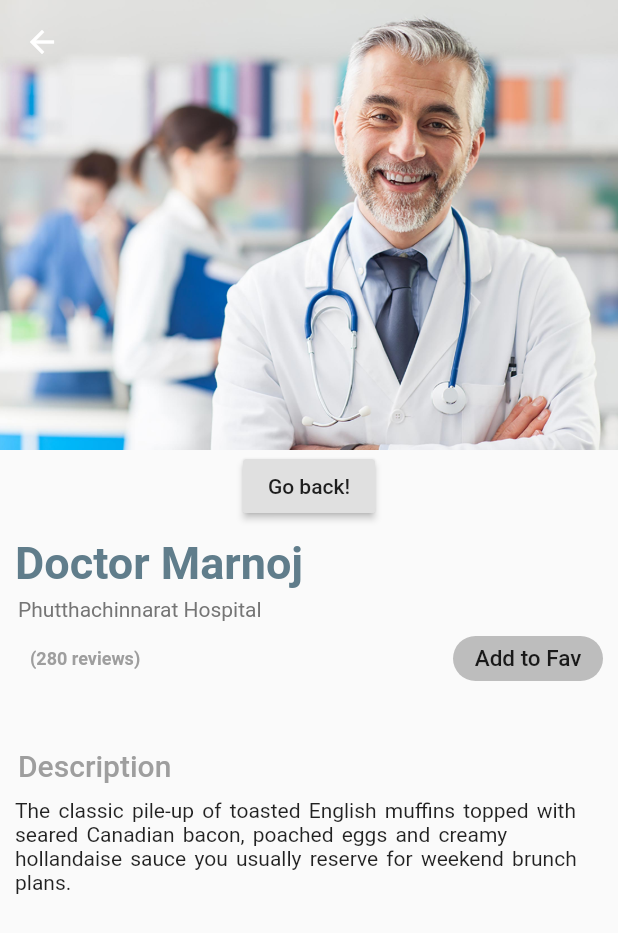
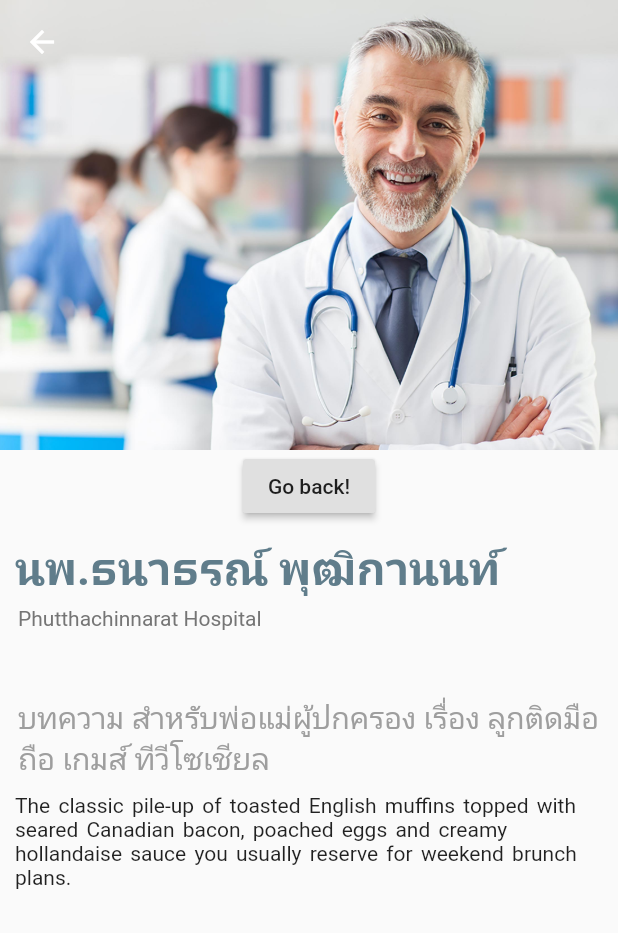
Before and after one commit to riwkidnapper/Nuxyoung_app, a Flutter app: the FoodScreen screen opened directly, on a phone screen of 412 x 824 dp. Shown: the top 933 px of the screen. Run offline on Flutter 3.47's test engine with Material 2 defaults, Android fonts, the phone set to English and light mode, and no system bars; our stand-ins replace cached_network_image, cloud_firestore, file_picker, firebase_auth, firebase_database, flutter_form_builder and 2 more; missing offline and left inert: date_utils, flutter_pdfview, scrolling_years_calendar, simple_gesture_detector; accounts and stored records are empty; network calls fail; statements that could not run were skipped.

Commit message:
update doc_detail , nutmai

```diff
--- a/lib/Pages/layout/article.dart
+++ b/lib/Pages/layout/article.dart
@@ -1,5 +1,5 @@
 import 'package:flutter/material.dart';
-import 'package:nuxyoung/Pages/pop_up_item/food_details.dart';
+import 'package:nuxyoung/Pages/pop_up_item/doc_details.dart';
 
 class Article extends StatefulWidget {
   @override
--- /dev/null
+++ b/lib/Pages/pop_up_item/doc_details.dart
@@ -0,0 +1,221 @@
+import 'dart:ui';
+import 'dart:io';
+import 'package:flutter/services.dart';
+import 'package:flutter/cupertino.dart';
+import 'package:flutter/material.dart';
+import 'package:path_provider/path_provider.dart';
+import 'package:flutter_pdfview/flutter_pdfview.dart';
+import 'package:http/http.dart' as http;
+
+
+class FoodScreen extends StatefulWidget {
+  @override
+  State<StatefulWidget> createState() {
+    return _MyPageState();
+  }
+}
+
+class _MyPageState extends State<FoodScreen> {
+  String assetPDFPath = "";
+  String urlPDFPath = "";
+  String descriptionText =
+      "The classic pile-up of toasted English muffins topped with seared Canadian bacon, "
+      "poached eggs and creamy hollandaise sauce you usually reserve for weekend brunch plans.";
+    @override
+  void initState() {
+    super.initState();
+
+    getFileFromAsset("assets/mypdf.pdf").then((f) {
+      setState(() {
+        assetPDFPath = f.path;
+        print(assetPDFPath);
+      });
+    });
+
+    getFileFromUrl("http://www.pdf995.com/samples/pdf.pdf").then((f) {
+      setState(() {
+        urlPDFPath = f.path;
+        print(urlPDFPath);
+      });
+    });
+  }
+    Future<File> getFileFromAsset(String asset) async {
+    try {
+      var data = await rootBundle.load(asset);
+      var bytes = data.buffer.asUint8List();
+      var dir = await getApplicationDocumentsDirectory();
+      File file = File("${dir.path}/mypdf.pdf");
+
+      File assetFile = await file.writeAsBytes(bytes);
+      return assetFile;
+    } catch (e) {
+      throw Exception("Error opening asset file");
+    }
+  }
+    Future<File> getFileFromUrl(String url) async {
+    try {
+      var data = await http.get(url);
+      var bytes = data.bodyBytes;
+      var dir = await getApplicationDocumentsDirectory();
+      File file = File("${dir.path}/mypdfonline.pdf");
+
+      File urlFile = await file.writeAsBytes(bytes);
+      return urlFile;
+    } catch (e) {
+      throw Exception("Error opening url file");
+    }
+  }
+
+  //************************************************************************************************************* */
+
+  @override
+  Widget build(BuildContext context) {
+    return Scaffold(
+        /*appBar: AppBar(
+          title: Text("Second Route"),
+        ),*/
+        body: NestedScrollView(
+            headerSliverBuilder:
+                (BuildContext context, bool innerBoxIsScrolled) {
+              return <Widget>[
+                SliverAppBar(
+                  automaticallyImplyLeading: true,
+                  backgroundColor: Colors.transparent,
+                  expandedHeight: 300.0,
+                  floating: false,
+                  pinned: true,
+                  flexibleSpace: FlexibleSpaceBar(
+                      centerTitle: true,
+                      collapseMode: CollapseMode.pin,
+                      background: Image.asset(
+                        'assets/images/a.jpg',
+                        fit: BoxFit.cover,
+                      )),
+                ),
+              ];
+            },
+            body: Column(
+              children: <Widget>[
+                RaisedButton(
+                onPressed: () {
+                  Navigator.pop(context);
+                },
+                child: Text('Go back!'),
+              ),
+                SizedBox(height: 10.0),
+                new Row(
+                    mainAxisAlignment: MainAxisAlignment.spaceBetween,
+                    children: [
+                      Padding(
+                          padding: EdgeInsets.only(
+                            left: 10.0,
+                          ),
+                          child: new Text(
+                            "นพ.ธนาธรณ์ พุฒิกานนท์",
+                            style: TextStyle(
+                                fontWeight: FontWeight.w700,
+                                fontSize: 30.0,
+                                color: Colors.blueGrey),
+                          )),
+                      Padding(
+                          padding: EdgeInsets.only(
+                            right: 12.0,
+                          ),
+                          child: new Text("",
+                              style: TextStyle(
+                                  fontWeight: FontWeight.w700,
+                                  fontSize: 12.0,
+                                  color: Colors.grey)))
+                    ]),
+                SizedBox(height: 5.0),
+                Align(
+                  alignment: Alignment.centerLeft,
+                  child: Padding(
+                      padding: EdgeInsets.only(left: 12.0),
+                      child: Text(
+                        "Phutthachinnarat Hospital",
+                        style: TextStyle(color: Colors.grey[600]),
+                      )),
+                ),
+                //SizedBox(height: 10),
+                // new Row(
+                //     mainAxisAlignment: MainAxisAlignment.spaceBetween,
+                //     children: [
+                //       new Row(children: <Widget>[
+                //         Padding(
+                //             padding: EdgeInsets.only(
+                //               left: 10.0,
+                //             ),
+                //            /* child: new StarRating(
+                //               size: 15.0,
+                //               rating: 3,
+                //               color: Colors.orange,
+                //               borderColor: Colors.grey,
+                //               starCount: 5,
+                //             )*/),
+                //         // Padding(
+                //         //     padding: EdgeInsets.only(
+                //         //       left: 10.0,
+                //         //       right: 10.0,
+                //         //     ),
+                //         //     child: new Text("(280 reviews)",
+                //         //         style: TextStyle(
+                //         //             fontWeight: FontWeight.w700,
+                //         //             fontSize: 12.0,
+                //         //             color: Colors.grey))),
+                //       ]),
+                //       Padding(
+                //           padding: EdgeInsets.only(
+                //             right: 10.0,
+                //           ),
+                //           child: InkWell(
+                //               child: new Container(
+                //             width: 100.0,
+                //             height: 30.0,
+                //             decoration: new BoxDecoration(
+                //               color: Colors.grey[400],
+                //               borderRadius: new BorderRadius.circular(25.0),
+                //             ),
+                //             child: new Center(
+                //               child: new Text(
+                //                 'Add to Fav',
+                //                 style: new TextStyle(
+                //                     fontSize: 15.0,
+                //                     color: Colors.grey[555],
+                //                     fontWeight: FontWeight.w500),
+                //               ),
+                //             ),
+                //           )))
+                //     ]),
+                SizedBox(
+                  height: 20.0,
+                ),
+                SizedBox(height: 25.0),
+                Align(
+                  alignment: Alignment.centerLeft,
+                  child: Padding(
+                      padding: EdgeInsets.only(left: 12.0),
+                      child: Text(
+                        "บทความ สำหรับพ่อแม่ผู้ปกครอง เรื่อง ลูกติดมือถือ เกมส์ ทีวีโซเชียล",
+                        style: TextStyle(
+                            fontSize: 20.0,
+                            fontWeight: FontWeight.w500,
+                            color: Colors.grey),
+                      )),
+                ),
+                SizedBox(
+                  height: 10.0,
+                ),
+                Padding(
+                  padding: EdgeInsets.only(left: 10.0),
+                  child: Text(
+                    descriptionText,
+                    style: TextStyle(
+                        wordSpacing: 2.0,
+                        textBaseline: TextBaseline.alphabetic),
+                  ),
+                )
+              ],
+            )));
+  }
+}
--- a/lib/Pages/pop_up_item/food_details.dart
+++ /dev/null
@@ -1,169 +0,0 @@
-import 'dart:ui';
-
-import 'package:flutter/cupertino.dart';
-import 'package:flutter/material.dart';
-
-
-class FoodScreen extends StatefulWidget {
-  @override
-  State<StatefulWidget> createState() {
-    return _MyPageState();
-  }
-}
-
-class _MyPageState extends State<FoodScreen> {
-  String descriptionText =
-      "The classic pile-up of toasted English muffins topped with seared Canadian bacon, "
-      "poached eggs and creamy hollandaise sauce you usually reserve for weekend brunch plans.";
-
-  @override
-  Widget build(BuildContext context) {
-    return Scaffold(
-        /*appBar: AppBar(
-          title: Text("Second Route"),
-        ),*/
-        body: NestedScrollView(
-            headerSliverBuilder:
-                (BuildContext context, bool innerBoxIsScrolled) {
-              return <Widget>[
-                SliverAppBar(
-                  automaticallyImplyLeading: true,
-                  backgroundColor: Colors.transparent,
-                  expandedHeight: 300.0,
-                  floating: false,
-                  pinned: true,
-                  flexibleSpace: FlexibleSpaceBar(
-                      centerTitle: true,
-                      collapseMode: CollapseMode.pin,
-                      background: Image.asset(
-                        'assets/images/a.jpg',
-                        fit: BoxFit.cover,
-                      )),
-                ),
-              ];
-            },
-            body: Column(
-              children: <Widget>[
-                RaisedButton(
-                onPressed: () {
-                  Navigator.pop(context);
-                },
-                child: Text('Go back!'),
-              ),
-                SizedBox(height: 10.0),
-                new Row(
-                    mainAxisAlignment: MainAxisAlignment.spaceBetween,
-                    children: [
-                      Padding(
-                          padding: EdgeInsets.only(
-                            left: 10.0,
-                          ),
-                          child: new Text(
-                            "Doctor Marnoj",
-                            style: TextStyle(
-                                fontWeight: FontWeight.w700,
-                                fontSize: 30.0,
-                                color: Colors.blueGrey),
-                          )),
-                      Padding(
-                          padding: EdgeInsets.only(
-                            right: 12.0,
-                          ),
-                          child: new Text("",
-                              style: TextStyle(
-                                  fontWeight: FontWeight.w700,
-                                  fontSize: 12.0,
-                                  color: Colors.grey)))
-                    ]),
-                SizedBox(height: 5.0),
-                Align(
-                  alignment: Alignment.centerLeft,
-                  child: Padding(
-                      padding: EdgeInsets.only(left: 12.0),
-                      child: Text(
-                        "Phutthachinnarat Hospital",
-                        style: TextStyle(color: Colors.grey[600]),
-                      )),
-                ),
-                SizedBox(height: 10),
-                new Row(
-                    mainAxisAlignment: MainAxisAlignment.spaceBetween,
-                    children: [
-                      new Row(children: <Widget>[
-                        Padding(
-                            padding: EdgeInsets.only(
-                              left: 10.0,
-                            ),
-                           /* child: new StarRating(
-                              size: 15.0,
-                              rating: 3,
-                              color: Colors.orange,
-                              borderColor: Colors.grey,
-                              starCount: 5,
-                            )*/),
-                        Padding(
-                            padding: EdgeInsets.only(
-                              left: 10.0,
-                              right: 10.0,
-                            ),
-                            child: new Text("(280 reviews)",
-                                style: TextStyle(
-                                    fontWeight: FontWeight.w700,
-                                    fontSize: 12.0,
-                                    color: Colors.grey))),
-                      ]),
-                      Padding(
-                          padding: EdgeInsets.only(
-                            right: 10.0,
-                          ),
-                          child: InkWell(
-                              child: new Container(
-                            width: 100.0,
-                            height: 30.0,
-                            decoration: new BoxDecoration(
-                              color: Colors.grey[400],
-                              borderRadius: new BorderRadius.circular(25.0),
-                            ),
-                            child: new Center(
-                              child: new Text(
-                                'Add to Fav',
-                                style: new TextStyle(
-                                    fontSize: 15.0,
-                                    color: Colors.grey[555],
-                                    fontWeight: FontWeight.w500),
-                              ),
-                            ),
-                          )))
-                    ]),
-                SizedBox(
-                  height: 20.0,
-                ),
-                SizedBox(height: 25.0),
-                Align(
-                  alignment: Alignment.centerLeft,
-                  child: Padding(
-                      padding: EdgeInsets.only(left: 12.0),
-                      child: Text(
-                        "Description",
-                        style: TextStyle(
-                            fontSize: 20.0,
-                            fontWeight: FontWeight.w500,
-                            color: Colors.grey),
-                      )),
-                ),
-                SizedBox(
-                  height: 10.0,
-                ),
-                Padding(
-                  padding: EdgeInsets.only(left: 10.0),
-                  child: Text(
-                    descriptionText,
-                    style: TextStyle(
-                        wordSpacing: 2.0,
-                        textBaseline: TextBaseline.alphabetic),
-                  ),
-                )
-              ],
-            )));
-  }
-}
--- a/lib/Tebbar/bomtombar.dart
+++ b/lib/Tebbar/bomtombar.dart
@@ -2,7 +2,7 @@ import 'package:firebase_auth/firebase_auth.dart';
 import 'package:flutter/material.dart';
 import 'package:vector_math/vector_math.dart' as vector;
 import 'package:nuxyoung/Pages/homepage.dart';
-import 'package:nuxyoung/Pages/Pages2.dart';
+import 'package:nuxyoung/Pages/nutmai.dart';
 import 'package:nuxyoung/Pages/medicalBudhosp_page.dart';
 import 'package:nuxyoung/Pages/me.dart';
 
--- a/pubspec.yaml
+++ b/pubspec.yaml
@@ -26,6 +26,7 @@ dependencies:
   # The following adds the Cupertino Icons font to your application.
   # Use with the CupertinoIcons class for iOS style icons.
   cupertino_icons: ^0.1.2
+  flutter_pdfview: ^1.0.0+4
   firebase_auth:
   firebase_core:
   cached_network_image: ^1.1.1
@@ -69,6 +70,7 @@ flutter:
     - assets/images/doc_231.jpg
     - assets/images/profiledoc.png
     - assets/images/555.jpg
+    - assets/images/p2.jpg
     # An image asset can refer to one or more resolution-specific "variants", see
     # https://flutter.dev/assets-and-images/#resolution-aware.
     # For details regarding adding assets from package dependencies, see
```
Also changed, not shown: lib/Pages/Pages2.dart (deleted, +0 -63 lines), lib/Pages/medicalBudhosp_page.dart (+2 -5 lines), lib/Pages/nutmai.dart (added, +189 -0 lines), lib/Pages/pop_up_item/adddoc.dart (+35 -3 lines), assets/images/p2.jpg (added), 1 other file.
